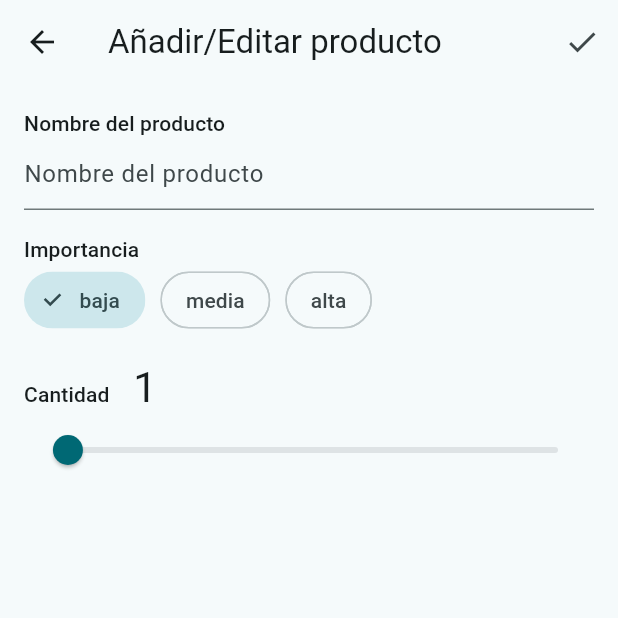
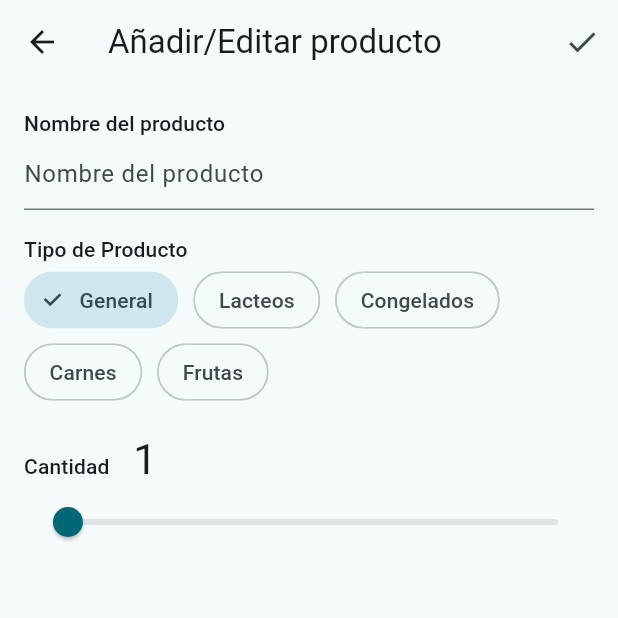
Before and after one commit to AgustinRamosTorres/proyectoFinalMoviles, a Flutter app: the ListaCompraAniadirProducto screen opened directly with empty values, on a phone screen of 412 x 824 dp, the top half of it. Run offline on Flutter 3.47's test engine with Material 3 defaults, Android fonts, the phone set to English and light mode, and no system bars; network calls fail.

Commit message:
Apliacion terminada

```diff
--- a/lib/modelo/producto.dart
+++ b/lib/modelo/producto.dart
@@ -1,7 +1,9 @@
 enum Importancia {
-  baja,
-  media,
-  alta;
+  General,
+  Lacteos,
+  Congelados,
+  Carnes,
+  Frutas,;
 
   static Importancia getImportanciaDesde({required String nombre}) {
     return Importancia.values.byName(nombre);
--- a/lib/pantallas/lista_compra_aniadir_producto.dart
+++ b/lib/pantallas/lista_compra_aniadir_producto.dart
@@ -29,7 +29,7 @@ class _ListaCompraAniadirProductoState
   bool _completado = false;
 
   //12
-  Importancia _importancia = Importancia.baja;
+  Importancia _importancia = Importancia.General;
 
   //15
   int _valorActualSlider = 1;
@@ -127,7 +127,7 @@ class _ListaCompraAniadirProductoState
     return Column(
       crossAxisAlignment: CrossAxisAlignment.start,
       children: <Widget>[
-        Text("Importancia", style: Theme.of(context).textTheme.titleSmall),
+        Text("Tipo de Producto", style: Theme.of(context).textTheme.titleSmall),
         Wrap(
           spacing: 10.0,
           children:
--- a/lib/pantallas/lista_lista_aniadir_lista.dart
+++ b/lib/pantallas/lista_lista_aniadir_lista.dart
@@ -29,7 +29,7 @@ class _ListaListaAniadirListaState
   bool _completado = false;
 
   //12
-  Importancia _importancia = Importancia.baja;
+  Importancia _importancia = Importancia.General;
 
   //15
   int _valorActualSlider = 1;
```
Also changed, not shown: lib/componentes/linea_lista.dart (+1 -13 lines), lib/componentes/linea_producto.dart (+2 -8 lines).
